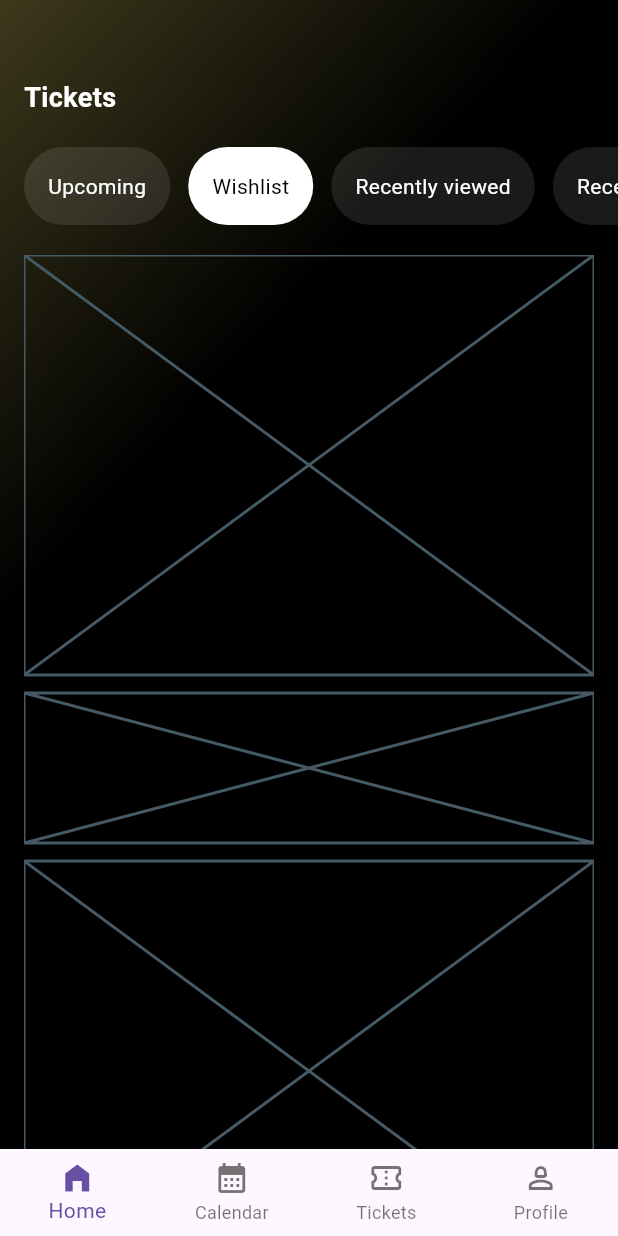
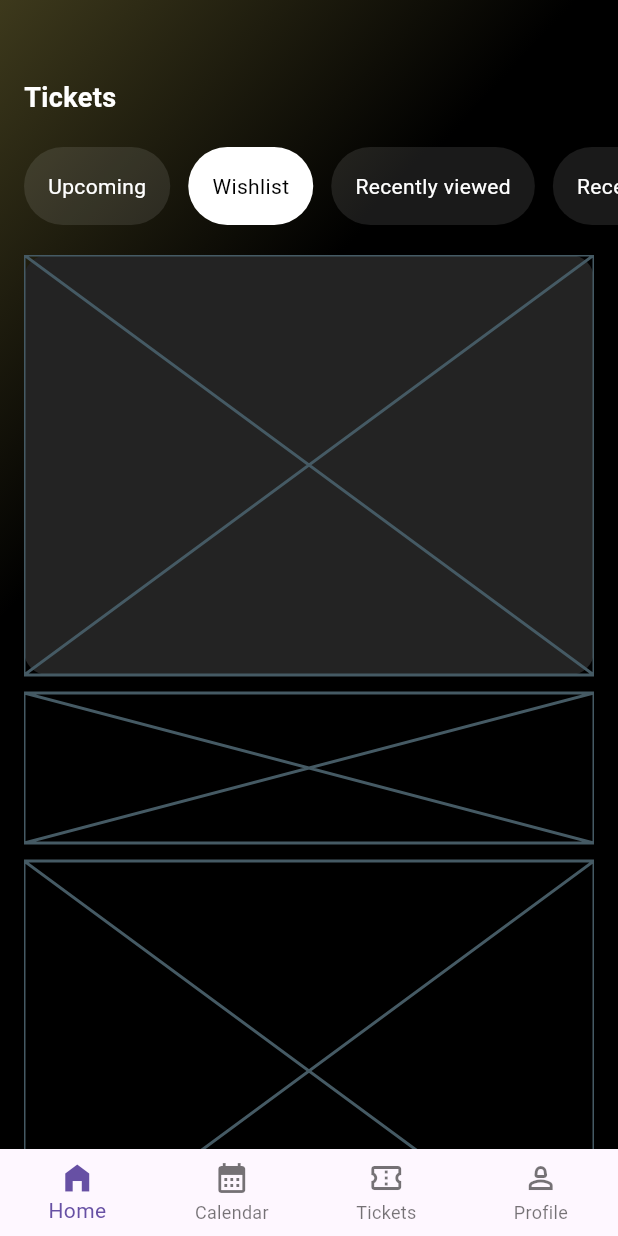
Before and after one commit to JAICHANGPARK/flutter_notebook_chapter_43, a Flutter app: the EventHomePage screen opened directly, on a phone screen of 412 x 824 dp. Run offline on Flutter 3.47's test engine with Material 3 defaults, Android fonts, the phone set to English and light mode, and no system bars; our stand-ins replace gap, hugeicons, percent_indicator.

Commit message:
Update event_home_page.dart

```diff
--- a/lib/ep2186_event_app/ui/event_home_page.dart
+++ b/lib/ep2186_event_app/ui/event_home_page.dart
@@ -127,6 +127,7 @@ class _EventHomePageState extends State<EventHomePage> {
                               height: 280,
                               decoration: BoxDecoration(
                                 borderRadius: BorderRadius.circular(16),
+                                color: Color.fromRGBO(35, 35, 35, 1)
                               ),
                               child: Placeholder(),
                             ),
```
